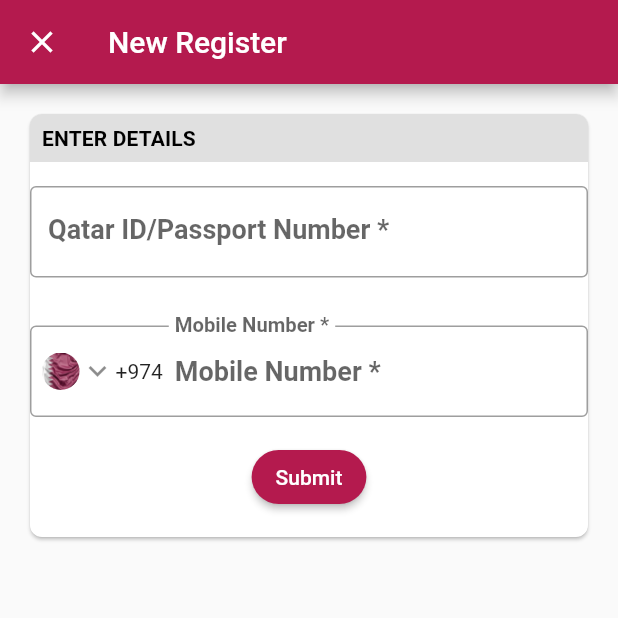
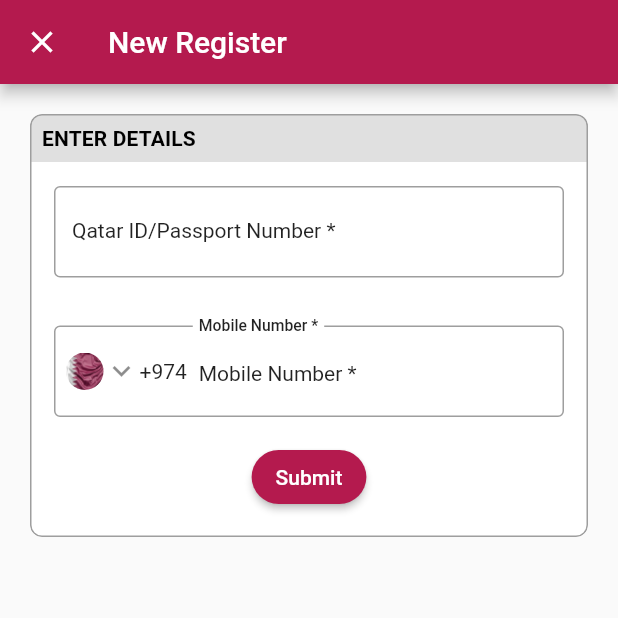
Before and after one commit to tareq453/cbq_demo, a Flutter app: the RegisterPage screen opened by its route, on a phone screen of 412 x 824 dp, the top half of it. Run offline on Flutter 3.47's test engine with Material 2 defaults, Android fonts, the phone set to English and light mode, and no system bars; our stand-ins replace connectivity_plus, shared_preferences; accounts and stored records are empty.

Commit message:
-- improve the design of register page.

```diff
--- a/lib/ui/widgets/register_form.dart
+++ b/lib/ui/widgets/register_form.dart
@@ -48,7 +48,9 @@ class _RegisterFormState extends State<RegisterForm> {
       final registerProvider =
           Provider.of<RegisterProvider>(context, listen: false);
       try {
-        await registerProvider.register(_userDetails!).then((value) =>  Navigator.of(context).pop());
+        await registerProvider
+            .register(_userDetails!)
+            .then((value) => Navigator.of(context).pop());
       } catch (error) {
         print('error');
       }
@@ -70,8 +72,10 @@ class _RegisterFormState extends State<RegisterForm> {
   Widget build(BuildContext context) {
     print('');
     return Card(
+      elevation: 0,
       shape: RoundedRectangleBorder(
         borderRadius: BorderRadius.circular(8),
+        side: BorderSide(color: Colors.grey.shade500)
       ),
       clipBehavior: Clip.antiAliasWithSaveLayer,
       child: Form(
@@ -89,9 +93,10 @@ class _RegisterFormState extends State<RegisterForm> {
               ),
             ),
             Padding(
-              padding: const EdgeInsets.symmetric(vertical: 16),
+              padding: const EdgeInsets.symmetric(vertical: 16,horizontal: 16),
               child: TextFormField(
-                decoration: const InputDecoration(
+                decoration: InputDecoration(
+                    labelStyle: Theme.of(context).textTheme.bodyMedium,
                     border: OutlineInputBorder(),
                     labelText: 'Qatar ID/Passport Number *'),
                 validator: (value) {
@@ -203,10 +208,12 @@ class _MobileNumberInputState extends State<MobileNumberInput> {
   @override
   Widget build(BuildContext context) {
     return Padding(
-      padding: const EdgeInsets.symmetric(vertical: 16),
+      padding: const EdgeInsets.symmetric(vertical: 16,horizontal: 16),
       child: TextFormField(
         enableInteractiveSelection: false,
         decoration: InputDecoration(
+            labelStyle: Theme.of(context).textTheme.bodyLarge,
+            hintStyle:  Theme.of(context).textTheme.bodyMedium,
             hintText: 'Mobile Number *',
             floatingLabelBehavior: FloatingLabelBehavior.always,
             prefixIcon: _prefix(_selectedCountry),
```
